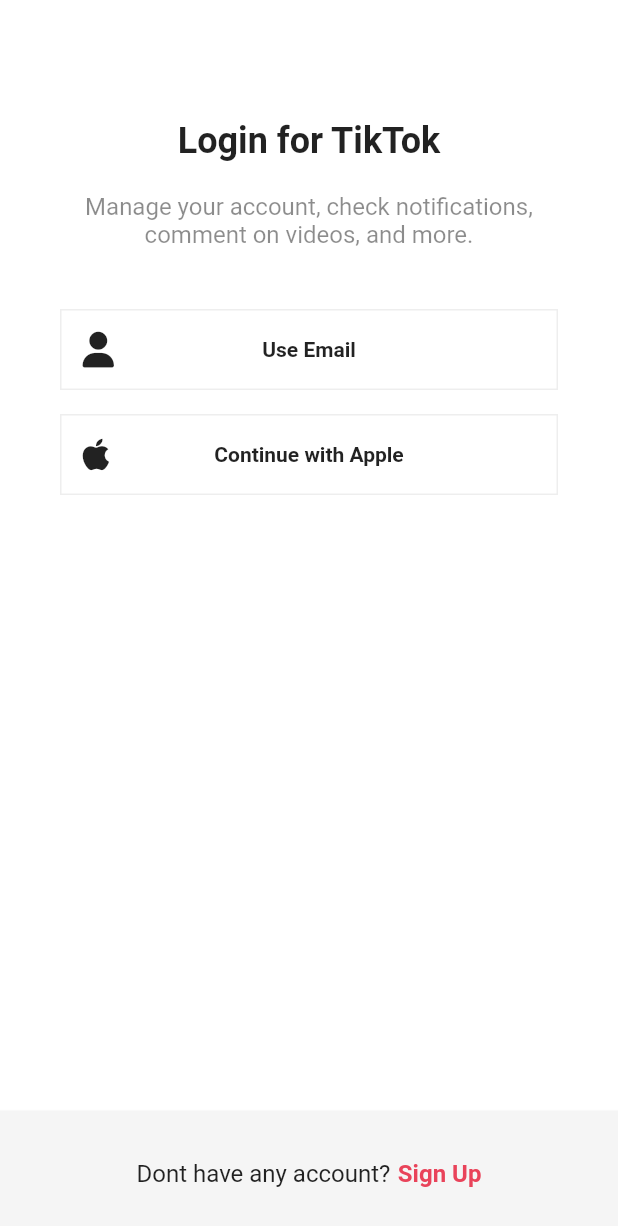
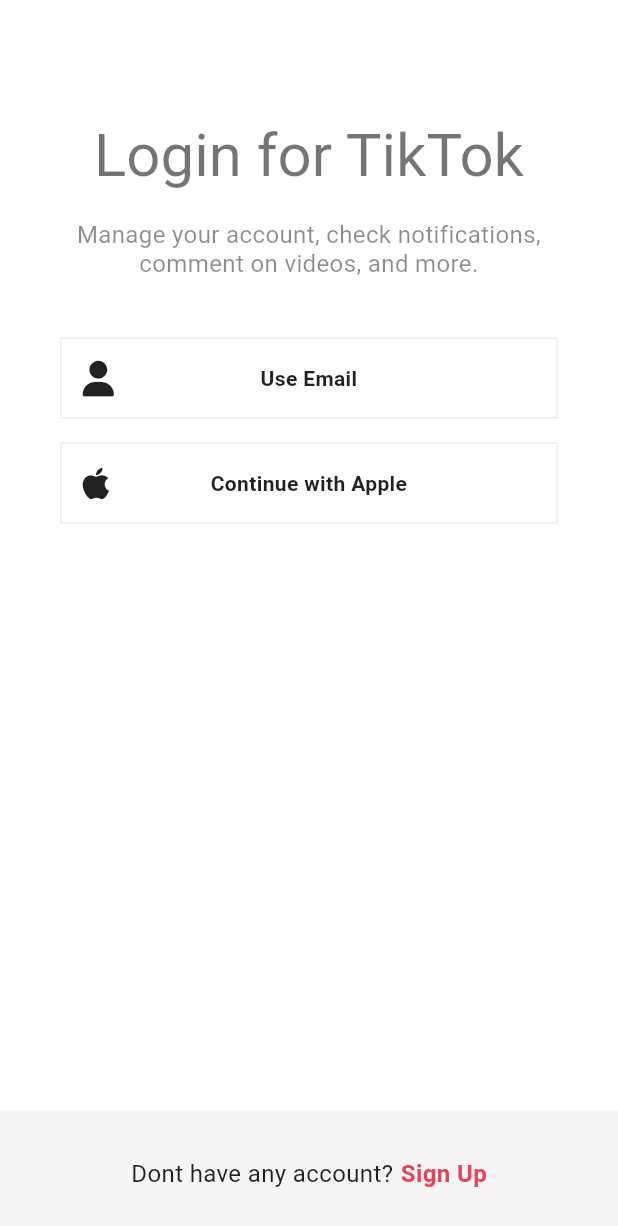
Before and after one commit to imonkfcwifi/tiktok, a Flutter app: the screen it shows after launch, after a tap on "Log in", on a phone screen of 412 x 824 dp. Shown: the top 1226 px of the screen. Run offline on Flutter 3.47's test engine with Material 2 defaults, Android fonts, the phone set to English and light mode, and no system bars; our stand-ins replace font_awesome_flutter, google_fonts, video_player, visibility_detector.

Commit message:
TextTheme
.copyWith

```diff
--- a/lib/features/authentication/login_screen.dart
+++ b/lib/features/authentication/login_screen.dart
@@ -34,17 +34,12 @@ class _LoginScreenState extends State<LoginScreen> {
           ),
           child: Column(
             mainAxisSize: MainAxisSize.min,
-            children: const [
+            children: [
               Gaps.v80,
-              Text(
-                "Login for TikTok",
-                style: TextStyle(
-                  fontSize: Sizes.size24,
-                  fontWeight: FontWeight.w700,
-                ),
-              ),
+              Text("Login for TikTok",
+                  style: Theme.of(context).textTheme.headlineLarge),
               Gaps.v20,
-              Text(
+              const Text(
                 "Manage your account, check notifications, comment on videos, and more.",
                 style: TextStyle(
                   fontSize: Sizes.size16,
@@ -53,13 +48,13 @@ class _LoginScreenState extends State<LoginScreen> {
                 textAlign: TextAlign.center,
               ),
               Gaps.v40,
-              AuthButton(
+              const AuthButton(
                 icon: FaIcon(FontAwesomeIcons.solidUser),
                 text: "Use Email",
                 button: LoginFormScreen(),
               ),
               Gaps.v16,
-              AuthButton(
+              const AuthButton(
                 icon: FaIcon(FontAwesomeIcons.apple),
                 text: "Continue with Apple",
               ),
--- a/lib/features/authentication/sign_up_screen.dart
+++ b/lib/features/authentication/sign_up_screen.dart
@@ -56,13 +56,8 @@ class SignUpScreen extends StatelessWidget {
                 mainAxisSize: MainAxisSize.min,
                 children: [
                   Gaps.v80,
-                  const Text(
-                    "Sign up for TikTok",
-                    style: TextStyle(
-                      fontSize: Sizes.size24,
-                      fontWeight: FontWeight.w700,
-                    ),
-                  ),
+                  Text("Sign up for TikTok",
+                      style: Theme.of(context).textTheme.headlineSmall),
                   Gaps.v20,
                   const Opacity(
                     opacity: 0.7,
--- a/lib/main.dart
+++ b/lib/main.dart
@@ -1,5 +1,6 @@
 import 'package:flutter/material.dart';
 import 'package:flutter/services.dart';
+import 'package:google_fonts/google_fonts.dart';
 import 'package:tiktok_clone/features/authentication/sign_up_screen.dart';
 
 import 'constants/sizes.dart';
@@ -29,6 +30,37 @@ class TikTokApp extends StatelessWidget {
       themeMode: ThemeMode.system,
       theme: ThemeData(
         brightness: Brightness.light,
+        textTheme: TextTheme(
+          displayLarge: GoogleFonts.raleway(
+              fontSize: 99, fontWeight: FontWeight.w300, letterSpacing: -1.5),
+          displayMedium: GoogleFonts.raleway(
+              fontSize: 62, fontWeight: FontWeight.w300, letterSpacing: -0.5),
+          displaySmall:
+              GoogleFonts.raleway(fontSize: 49, fontWeight: FontWeight.w400),
+          headlineMedium: GoogleFonts.raleway(
+              fontSize: 35, fontWeight: FontWeight.w400, letterSpacing: 0.25),
+          headlineSmall:
+              GoogleFonts.raleway(fontSize: 25, fontWeight: FontWeight.w400),
+          titleLarge: GoogleFonts.raleway(
+              fontSize: 21, fontWeight: FontWeight.w500, letterSpacing: 0.15),
+          titleMedium: GoogleFonts.raleway(
+              fontSize: 16, fontWeight: FontWeight.w400, letterSpacing: 0.15),
+          titleSmall: GoogleFonts.raleway(
+              fontSize: 14, fontWeight: FontWeight.w500, letterSpacing: 0.1),
+          bodyLarge: GoogleFonts.roboto(
+              fontSize: 16, fontWeight: FontWeight.w400, letterSpacing: 0.5),
+          bodyMedium: GoogleFonts.roboto(
+              fontSize: 14, fontWeight: FontWeight.w400, letterSpacing: 0.25),
+          labelLarge: GoogleFonts.roboto(
+              fontSize: 14, fontWeight: FontWeight.w500, letterSpacing: 1.25),
+          bodySmall: GoogleFonts.roboto(
+              fontSize: 12, fontWeight: FontWeight.w400, letterSpacing: 0.4),
+          labelSmall: GoogleFonts.roboto(
+              fontSize: 10, fontWeight: FontWeight.w400, letterSpacing: 1.5),
+        ),
+        // 이제 textstyle을 줄때 (app 첫 구상시) 위와 같은 구성으로 맞추는게 편할듯
+        // we dont need to think about sizes
+        // property 넣고싶을때 ex ) !.copyWith(color:Colors.red)
         splashColor: Colors.transparent,
         primaryColor: const Color(0xFFE9435A),
         textSelectionTheme:
--- a/pubspec.yaml
+++ b/pubspec.yaml
@@ -38,6 +38,7 @@ dependencies:
   font_awesome_flutter: 10.3.0
   video_player: 2.4.10
   visibility_detector: ^0.3.3
+  google_fonts: ^4.0.3
 
 dev_dependencies:
   flutter_test:
```
Also changed, not shown: pubspec.lock, 1 other file.
